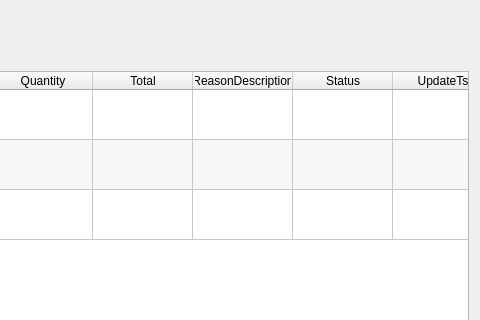
Qt form app/views/templates/ViewReceipt.ui (rondalefloyd/mts-pos) before a commit; both pictures show x 219 to 699 and y 0 to 320 of the 699 by 752 pixel window.
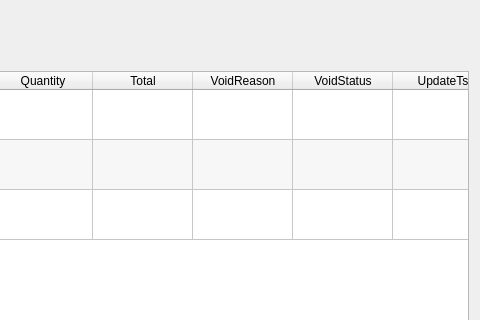
The same form after that commit.

```diff
--- a/app/views/templates/ViewReceipt.ui
+++ b/app/views/templates/ViewReceipt.ui
@@ -143,12 +143,12 @@
      </column>
      <column>
       <property name="text">
-       <string>ReasonDescription</string>
+       <string>VoidReason</string>
       </property>
      </column>
      <column>
       <property name="text">
-       <string>Status</string>
+       <string>VoidStatus</string>
       </property>
      </column>
      <column>
```
